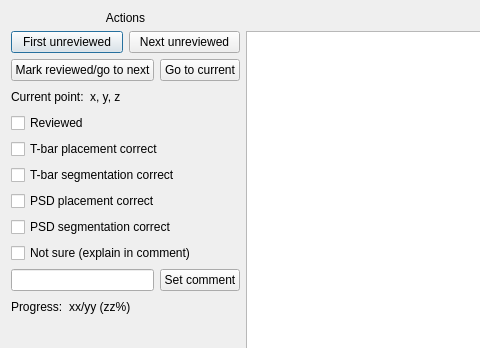
Above: neurolabi/gui/protocols/connectionvalidationprotocol.ui from janelia-flyem/NeuTu before the change; both pictures show x 0 to 480 and y 0 to 348 of the 900 by 600 pixel window. Below: the same form after it.
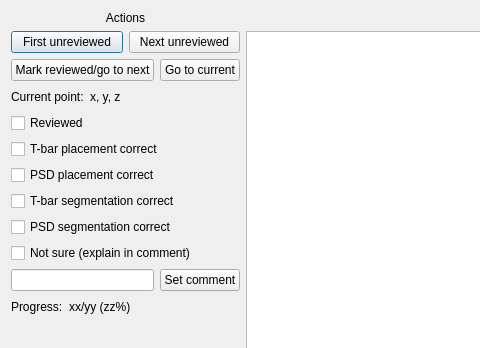
That is the form after the change.

Patch:
```diff
--- a/neurolabi/gui/protocols/connectionvalidationprotocol.ui
+++ b/neurolabi/gui/protocols/connectionvalidationprotocol.ui
@@ -110,16 +110,16 @@
         </widget>
        </item>
        <item>
-        <widget class="QCheckBox" name="tbarSegCheckBox">
+        <widget class="QCheckBox" name="psdCheckBox">
          <property name="text">
-          <string>T-bar segmentation correct</string>
+          <string>PSD placement correct</string>
          </property>
         </widget>
        </item>
        <item>
-        <widget class="QCheckBox" name="psdCheckBox">
+        <widget class="QCheckBox" name="tbarSegCheckBox">
          <property name="text">
-          <string>PSD placement correct</string>
+          <string>T-bar segmentation correct</string>
          </property>
         </widget>
        </item>
```
